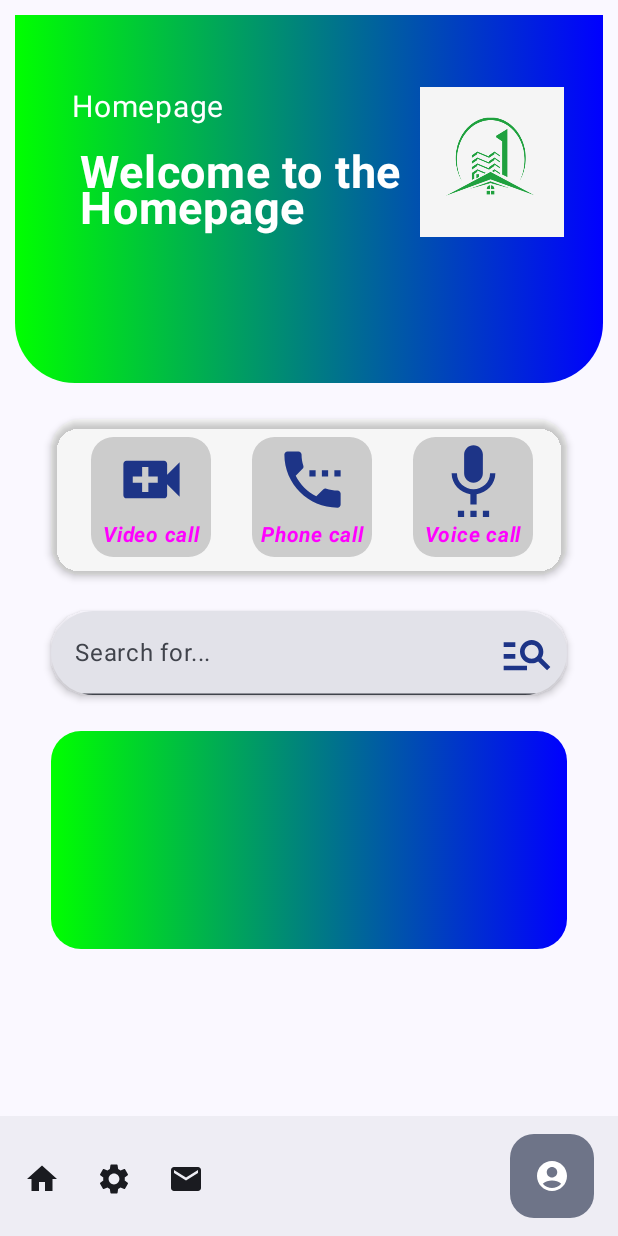
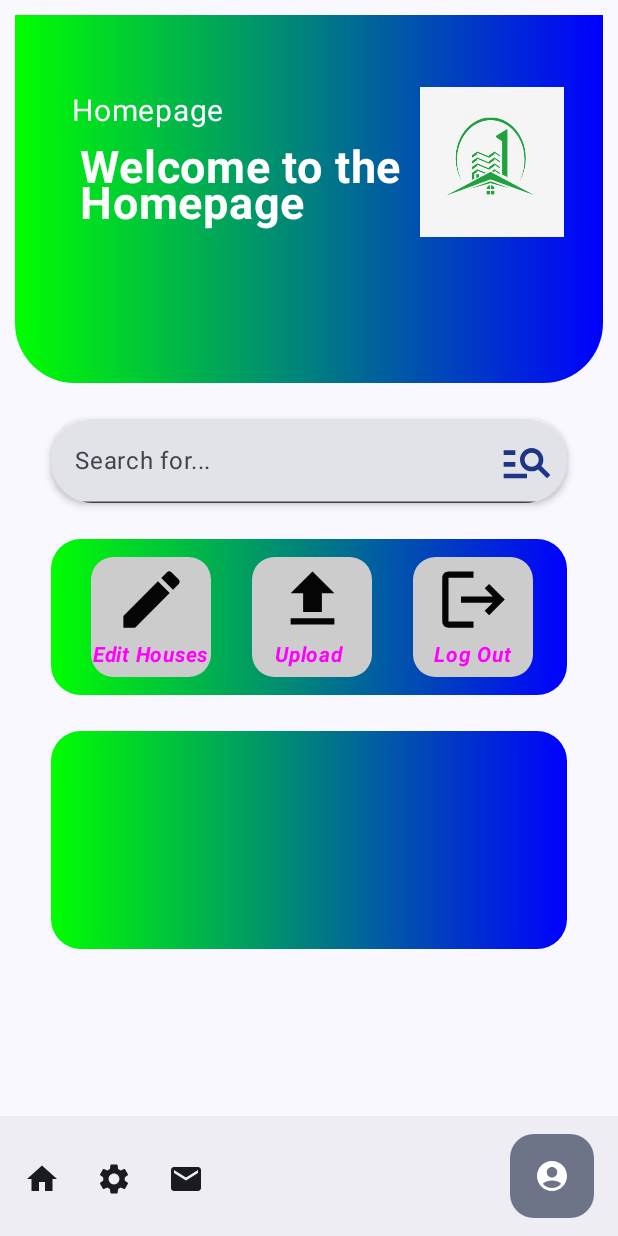
Before and after one commit to brucebett/Tenant-Project-Koala, an Android app built with Jetpack Compose: the HomeLandlord screen opened through its navigation route, on a phone screen of 412 x 824 dp. Run offline under Robolectric (Android 15) with nearby library versions, the phone set to English and light mode, and no system bars; our stand-ins replace constraintlayout-compose.

Commit message:
5sept9 wip

```diff
--- a/app/src/main/java/com/example/tenantprojectkoala/ui/theme/Home/HomeLandlord.kt
+++ b/app/src/main/java/com/example/tenantprojectkoala/ui/theme/Home/HomeLandlord.kt
@@ -133,7 +133,7 @@ fun HomeLandlord() {
                        color = Color.White,
                        fontSize = 30.sp,
                        fontWeight = FontWeight.Bold,
-                       modifier = Modifier.padding(top = 14.dp, start = 5.dp)
+                       modifier = Modifier.padding(top = 8.dp, start = 5.dp)
 
                    )
                }
@@ -146,89 +146,6 @@ fun HomeLandlord() {
             }
 
             }
-            Row (modifier = Modifier
-                .fillMaxWidth()
-                .padding(top = 24.dp, start = 24.dp, end = 24.dp)
-                .background(Color.White, shape = RoundedCornerShape(20.dp))
-                .shadow(3.dp, shape = RoundedCornerShape(20.dp)),
-                verticalAlignment = Alignment.CenterVertically,
-                horizontalArrangement = Arrangement.Center
-
-            ){
-                Column (modifier = Modifier
-                    .padding(top = 12.dp, bottom = 12.dp, end = 12.dp, start = 15.dp)
-                    .height(80.dp)
-                    .width(80.dp)
-                    .background(
-                        color = Color.LightGray,
-                        shape = RoundedCornerShape(15.dp)
-                    ),
-                    horizontalAlignment = Alignment.CenterHorizontally
-                ){
-                    Image(painter = painterResource(id = R.drawable.baseline_video_call_24),
-                        contentDescription = null,
-                        modifier = Modifier
-                            .padding(top = 3.dp,)
-                            .size(50.dp)
-                    )
-                    Text(text = "Video call",
-                        fontSize = 14.sp,
-                        fontWeight = FontWeight.Bold,
-                        fontStyle = FontStyle.Italic,
-                        color = Color.Magenta
-                    )
-                }
-
-                Column (modifier = Modifier
-                    .padding(top = 12.dp, bottom = 12.dp, end = 12.dp, start = 15.dp)
-                    .height(80.dp)
-                    .width(80.dp)
-                    .background(
-                        color = Color.LightGray,
-                        shape = RoundedCornerShape(15.dp)
-                    ),
-                    horizontalAlignment = Alignment.CenterHorizontally
-                ){
-                    Image(painter = painterResource(id = R.drawable.phone_24),
-                        contentDescription = null,
-                        modifier = Modifier
-                            .padding(top = 3.dp,)
-                            .size(50.dp)
-                    )
-                    Text(text = "Phone call",
-                        fontSize = 14.sp,
-                        fontWeight = FontWeight.Bold,
-                        fontStyle = FontStyle.Italic,
-                        color = Color.Magenta
-                    )
-                }
-
-                Column (modifier = Modifier
-                    .padding(top = 12.dp, bottom = 12.dp, end = 12.dp, start = 15.dp)
-                    .height(80.dp)
-                    .width(80.dp)
-                    .background(
-                        color = Color.LightGray,
-                        shape = RoundedCornerShape(15.dp)
-                    ),
-                    horizontalAlignment = Alignment.CenterHorizontally
-                ){
-                    Image(painter = painterResource(id = R.drawable.voice_24),
-                        contentDescription = null,
-                        modifier = Modifier
-                            .padding(top = 3.dp,)
-                            .size(50.dp)
-                    )
-                    Text(text = "Voice call",
-                        fontSize = 14.sp,
-                        fontWeight = FontWeight.Bold,
-                        fontStyle = FontStyle.Italic,
-                        color = Color.Magenta
-                    )
-                }
-            }
-
-
             var text by rememberSaveable { mutableStateOf("") }
 
             TextField(
@@ -256,6 +173,93 @@ fun HomeLandlord() {
                     .padding(top = 24.dp, end = 24.dp, start = 24.dp)
                     .shadow(3.dp, shape = RoundedCornerShape(25.dp))
             )
+            Row (modifier = Modifier
+                .fillMaxWidth()
+                .padding(top = 24.dp, start = 24.dp, end = 24.dp)
+                .background(
+                    brush = Brush.horizontalGradient(
+                        colors = listOf(Color.Green, Color.Blue)),
+                    shape = RoundedCornerShape(20.dp)
+                ),
+                verticalAlignment = Alignment.CenterVertically,
+                horizontalArrangement = Arrangement.Center
+
+            ){
+                Column (modifier = Modifier
+                    .padding(top = 12.dp, bottom = 12.dp, end = 12.dp, start = 15.dp)
+                    .height(80.dp)
+                    .width(80.dp)
+                    .background(
+                        color = Color.LightGray,
+                        shape = RoundedCornerShape(15.dp)
+                    ),
+                    horizontalAlignment = Alignment.CenterHorizontally
+                ){
+                    Image(painter = painterResource(id = R.drawable.edit_24),
+                        contentDescription = null,
+                        modifier = Modifier
+                            .padding(top = 3.dp,)
+                            .size(50.dp)
+                    )
+                    Text(text = "Edit Houses",
+                        fontSize = 14.sp,
+                        fontWeight = FontWeight.Bold,
+                        fontStyle = FontStyle.Italic,
+                        color = Color.Magenta
+                    )
+                }
+
+                Column (modifier = Modifier
+                    .padding(top = 12.dp, bottom = 12.dp, end = 12.dp, start = 15.dp)
+                    .height(80.dp)
+                    .width(80.dp)
+                    .background(
+                        color = Color.LightGray,
+                        shape = RoundedCornerShape(15.dp)
+                    ),
+                    horizontalAlignment = Alignment.CenterHorizontally
+                ){
+                    Image(painter = painterResource(id = R.drawable.upload_24),
+                        contentDescription = null,
+                        modifier = Modifier
+                            .padding(top = 3.dp,)
+                            .size(50.dp)
+                    )
+                    Text(text = "Upload ",
+                        fontSize = 14.sp,
+                        fontWeight = FontWeight.Bold,
+                        fontStyle = FontStyle.Italic,
+                        color = Color.Magenta
+                    )
+                }
+
+                Column (modifier = Modifier
+                    .padding(top = 12.dp, bottom = 12.dp, end = 12.dp, start = 15.dp)
+                    .height(80.dp)
+                    .width(80.dp)
+                    .background(
+                        color = Color.LightGray,
+                        shape = RoundedCornerShape(15.dp)
+                    ),
+                    horizontalAlignment = Alignment.CenterHorizontally
+                ){
+                    Image(painter = painterResource(id = R.drawable.logout_24),
+                        contentDescription = null,
+                        modifier = Modifier
+                            .padding(top = 3.dp,)
+                            .size(50.dp)
+                    )
+                    Text(text = "Log Out",
+                        fontSize = 14.sp,
+                        fontWeight = FontWeight.Bold,
+                        fontStyle = FontStyle.Italic,
+                        color = Color.Magenta
+                    )
+                }
+            }
+
+
+
 
             Box (modifier = Modifier
                 .fillMaxWidth()
--- /dev/null
+++ b/app/src/main/res/drawable/edit_24.xml
@@ -0,0 +1,5 @@
+<vector xmlns:android="http://schemas.android.com/apk/res/android" android:height="24dp" android:tint="#050505" android:viewportHeight="24" android:viewportWidth="24" android:width="24dp">
+
+    <path android:fillColor="@android:color/white" android:pathData="M3,17.25V21h3.75L17.81,9.94l-3.75,-3.75L3,17.25zM20.71,7.04c0.39,-0.39 0.39,-1.02 0,-1.41l-2.34,-2.34c-0.39,-0.39 -1.02,-0.39 -1.41,0l-1.83,1.83 3.75,3.75 1.83,-1.83z"/>
+
+</vector>
--- /dev/null
+++ b/app/src/main/res/drawable/logout_24.xml
@@ -0,0 +1,5 @@
+<vector xmlns:android="http://schemas.android.com/apk/res/android" android:autoMirrored="true" android:height="24dp" android:tint="#050505" android:viewportHeight="24" android:viewportWidth="24" android:width="24dp">
+
+    <path android:fillColor="@android:color/white" android:pathData="M17,7l-1.41,1.41L18.17,11H8v2h10.17l-2.58,2.58L17,17l5,-5zM4,5h8V3H4c-1.1,0 -2,0.9 -2,2v14c0,1.1 0.9,2 2,2h8v-2H4V5z"/>
+
+</vector>
--- /dev/null
+++ b/app/src/main/res/drawable/upload_24.xml
@@ -0,0 +1,5 @@
+<vector xmlns:android="http://schemas.android.com/apk/res/android" android:height="24dp" android:tint="#050505" android:viewportHeight="24" android:viewportWidth="24" android:width="24dp">
+
+    <path android:fillColor="@android:color/white" android:pathData="M9,16h6v-6h4l-7,-7 -7,7h4zM5,18h14v2L5,20z"/>
+
+</vector>
```
